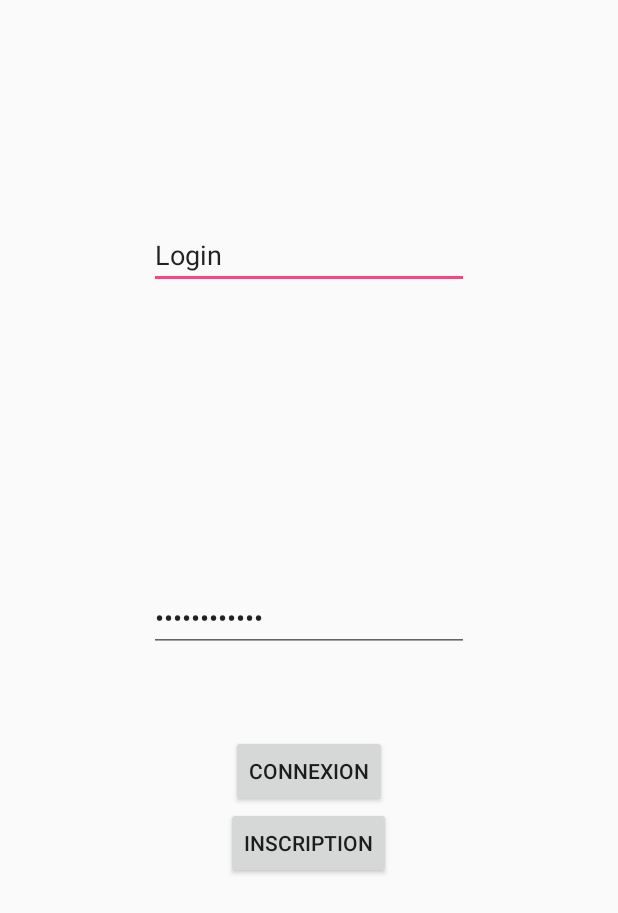
After one commit to andgsk/AndroidTP2, an Android app: the layout fragment_login.xml on its own in the app's theme, with its tools: preview values and no code run, on a phone screen of 412 x 824 dp. The commit adds this screen. Shown: the top 913 px of the screen. Run offline under Robolectric (Android 15) with nearby library versions, the phone set to English and light mode, and no system bars.

Commit message:
commit fragments et layouts 2

```diff
--- a/app/src/main/res/layout/fragment_inscriptionsuite.xml
+++ b/app/src/main/res/layout/fragment_inscription_suite.xml
@@ -12,7 +12,7 @@
         android:layout_alignParentTop="true"
         android:layout_alignParentLeft="true"
         android:layout_alignParentStart="true"
-        android:textAlignment="center" />
+        android:textAlignment="center"/>
 
     <EditText
         android:layout_width="wrap_content"
@@ -88,7 +88,8 @@
         android:id="@+id/btnTerInscr"
         android:layout_alignTop="@+id/btnAnnuler"
         android:layout_alignLeft="@+id/txtCodeP"
-        android:layout_alignStart="@+id/txtCodeP" />
+        android:layout_alignStart="@+id/txtCodeP"
+        android:onClick="onInscriptionTerminerClick"/>
 
     <Button
         android:layout_width="wrap_content"
--- /dev/null
+++ b/app/src/main/res/layout/fragment_login.xml
@@ -0,0 +1,53 @@
+<?xml version="1.0" encoding="utf-8"?>
+<RelativeLayout xmlns:android="http://schemas.android.com/apk/res/android"
+    xmlns:tools="http://schemas.android.com/tools"
+    android:layout_width="match_parent"
+    android:layout_height="match_parent"
+    android:paddingBottom="@dimen/activity_vertical_margin"
+    android:paddingLeft="@dimen/activity_horizontal_margin"
+    android:paddingRight="@dimen/activity_horizontal_margin"
+    android:paddingTop="@dimen/activity_vertical_margin"
+    tools:context=".activities.LoginActivity">
+
+    <EditText
+        android:layout_width="wrap_content"
+        android:layout_height="wrap_content"
+        android:inputType="textPersonName"
+        android:text="@string/login"
+        android:ems="10"
+        android:id="@+id/login"
+        android:layout_alignParentTop="true"
+        android:layout_centerHorizontal="true"
+        android:layout_marginTop="131dp" />
+
+    <EditText
+        android:layout_width="wrap_content"
+        android:layout_height="wrap_content"
+        android:inputType="textPassword"
+        android:ems="10"
+        android:id="@+id/mdp"
+        android:text="@string/mdp"
+        android:layout_centerVertical="true"
+        android:layout_alignLeft="@+id/login"
+        android:layout_alignStart="@+id/login" />
+
+    <Button
+        android:layout_width="wrap_content"
+        android:layout_height="wrap_content"
+        android:text="@string/connexion"
+        android:id="@+id/btnCon"
+        android:layout_marginTop="55dp"
+        android:layout_below="@+id/mdp"
+        android:layout_centerHorizontal="true"
+        android:onClick="onConnexionClick" />
+
+    <Button
+        android:layout_width="wrap_content"
+        android:layout_height="wrap_content"
+        android:id="@+id/btnInsc"
+        android:text="@string/Inscription"
+        android:layout_below="@+id/btnCon"
+        android:layout_centerHorizontal="true"
+        android:onClick="onInscriptionClick" />
+
+</RelativeLayout>
--- /dev/null
+++ b/app/src/main/res/layout/view_toolbar.xml
@@ -0,0 +1,6 @@
+<?xml version="1.0" encoding="utf-8"?>
+<LinearLayout xmlns:android="http://schemas.android.com/apk/res/android"
+    android:orientation="vertical" android:layout_width="match_parent"
+    android:layout_height="match_parent">
+
+</LinearLayout>
```
Also changed, not shown: app/src/main/java/deptinfo/cegepgarneau/ca/tp2/activities/LoginActivity.java (added, +84 -0 lines), app/src/main/java/deptinfo/cegepgarneau/ca/tp2/activities/MainActivity.java (added, +15 -0 lines), app/src/main/java/deptinfo/cegepgarneau/ca/tp2/fragments/InscriptionSuiteFragment.java (added, +29 -0 lines), app/src/main/java/deptinfo/cegepgarneau/ca/tp2/fragments/LoginFragment.java (added, +31 -0 lines), app/src/main/res/layout/fragment_inscription.xml (+4 -3 lines).
